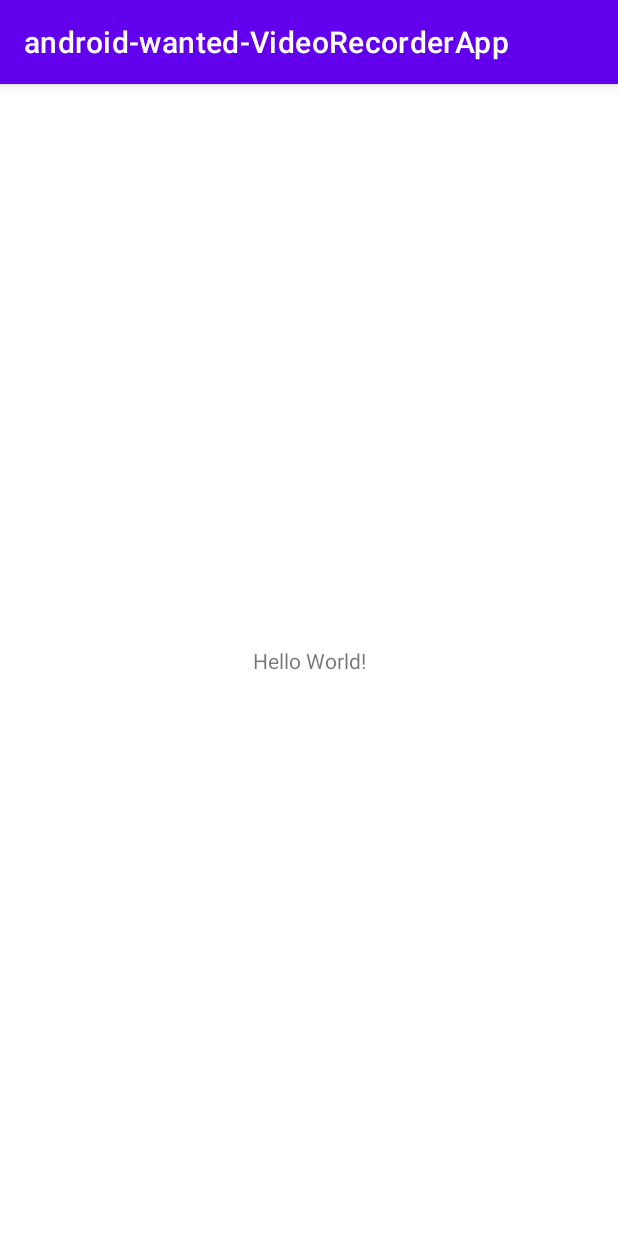
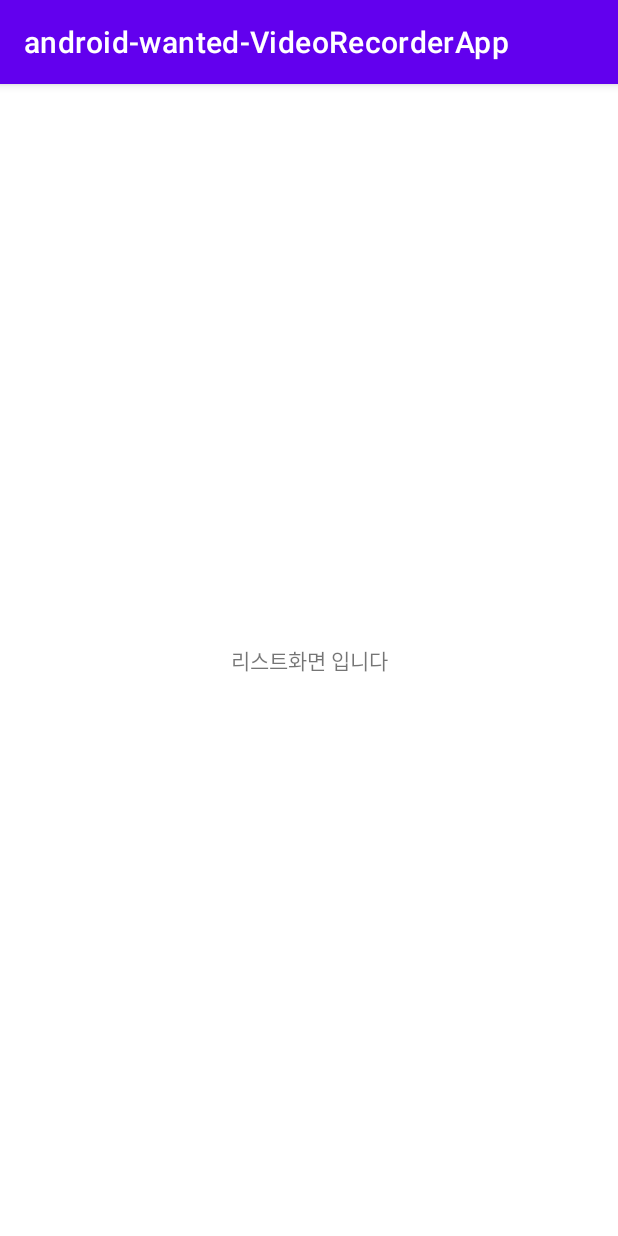
Before and after one commit to KimHance/android-wanted-VideoRecorderApp, an Android app: the screen it shows after launch (MainActivity), on a phone screen of 412 x 824 dp. Run offline under Robolectric (Android 15) with nearby library versions, the light colour scheme and no system bars; our stand-ins replace Dagger/Hilt's generated code, Firebase (no records; nobody signed in at launch, a user with empty details on screens opened directly), data binding.

Commit message:
[FEAT} 네비게이션 적용

```diff
--- a/app/src/main/java/com/preonboarding/videorecorder/const/Const.kt
+++ b/app/src/main/java/com/preonboarding/videorecorder/const/Const.kt
@@ -1 +1,3 @@
 package com.preonboarding.videorecorder.const
+
+const val TMP = "Sample Const Text"
--- a/app/src/main/java/com/preonboarding/videorecorder/domain/model/Video.kt
+++ b/app/src/main/java/com/preonboarding/videorecorder/domain/model/Video.kt
@@ -1,7 +1,9 @@
 package com.preonboarding.videorecorder.domain.model
+
+import java.io.Serializable
 
 // TODO 쓰시는분이 수정
 data class Video(
     val date: String = "",
     val uri: String = ""
-)
+) : Serializable
--- a/app/src/main/java/com/preonboarding/videorecorder/presentation/list/ListFragment.kt
+++ b/app/src/main/java/com/preonboarding/videorecorder/presentation/list/ListFragment.kt
@@ -1,8 +1,15 @@
 package com.preonboarding.videorecorder.presentation.list
 
+import android.os.Bundle
+import android.view.View
 import androidx.fragment.app.activityViewModels
+import androidx.lifecycle.Lifecycle
+import androidx.lifecycle.lifecycleScope
+import androidx.lifecycle.repeatOnLifecycle
+import androidx.navigation.findNavController
 import com.preonboarding.videorecorder.R
 import com.preonboarding.videorecorder.databinding.FragmentListBinding
+import com.preonboarding.videorecorder.domain.model.Video
 import com.preonboarding.videorecorder.presentation.MainViewModel
 import com.preonboarding.videorecorder.presentation.base.BaseFragment
 import dagger.hilt.android.AndroidEntryPoint
@@ -10,4 +17,28 @@
 @AndroidEntryPoint
 class ListFragment : BaseFragment<FragmentListBinding>(R.layout.fragment_list) {
     private val listViewModel: MainViewModel by activityViewModels()
+
+    override fun onViewCreated(view: View, savedInstanceState: Bundle?) {
+        super.onViewCreated(view, savedInstanceState)
+        collectFlow()
+    }
+
+    private fun collectFlow() {
+        viewLifecycleOwner.lifecycleScope.launchWhenStarted {
+            viewLifecycleOwner.repeatOnLifecycle(Lifecycle.State.STARTED) {
+                listViewModel.videoList.collect { videoList ->
+                    // TODO 비디오 리스트 변경시 어댑터 리스트 업데이트 필요
+                }
+            }
+        }
+    }
+
+    // 리스트 아이템 클릭시 플레이로 이동하는 람다
+    private fun doOnClick(video: Video) {
+        val action =
+            ListFragmentDirections.actionListFragmentToPlayFragment(
+                video
+            )
+        requireView().findNavController().navigate(action)
+    }
 }
--- /dev/null
+++ b/app/src/main/res/drawable/ic_arrow_back.xml
@@ -0,0 +1,5 @@
+<vector android:autoMirrored="true" android:height="24dp"
+    android:tint="#000000" android:viewportHeight="24"
+    android:viewportWidth="24" android:width="24dp" xmlns:android="http://schemas.android.com/apk/res/android">
+    <path android:fillColor="@android:color/white" android:pathData="M20,11H7.83l5.59,-5.59L12,4l-8,8 8,8 1.41,-1.41L7.83,13H20v-2z"/>
+</vector>
--- a/app/src/main/res/layout/activity_main.xml
+++ b/app/src/main/res/layout/activity_main.xml
@@ -12,14 +12,22 @@
         android:layout_height="match_parent"
         tools:context=".presentation.MainActivity">
 
-        <TextView
-            android:layout_width="wrap_content"
-            android:layout_height="wrap_content"
-            android:text="Hello World!"
-            app:layout_constraintBottom_toBottomOf="parent"
-            app:layout_constraintEnd_toEndOf="parent"
-            app:layout_constraintStart_toStartOf="parent"
-            app:layout_constraintTop_toTopOf="parent" />
+        <!-- 리스트 화면용 -->
+        <androidx.fragment.app.FragmentContainerView
+            android:id="@+id/video_nav_host"
+            android:name="androidx.navigation.fragment.NavHostFragment"
+            android:layout_width="match_parent"
+            android:layout_height="match_parent"
+            app:defaultNavHost="true"
+            app:navGraph="@navigation/video_navigation" />
+
+
+        <!-- 플레이 화면용 -->
+        <!--<androidx.fragment.app.FragmentContainerView
+            android:id="@+id/video_nav_host"
+            android:name="com.preonboarding.videorecorder.presentation.play.PlayFragment"
+            android:layout_width="match_parent"
+            android:layout_height="match_parent" />-->
 
     </androidx.constraintlayout.widget.ConstraintLayout>
 </layout>
--- a/app/src/main/res/layout/fragment_list.xml
+++ b/app/src/main/res/layout/fragment_list.xml
@@ -1,5 +1,7 @@
 <?xml version="1.0" encoding="utf-8"?>
-<layout xmlns:android="http://schemas.android.com/apk/res/android">
+<layout xmlns:app="http://schemas.android.com/apk/res-auto"
+    xmlns:tools="http://schemas.android.com/tools"
+    xmlns:android="http://schemas.android.com/apk/res/android">
 
     <data>
 
@@ -9,5 +11,14 @@
         android:layout_width="match_parent"
         android:layout_height="match_parent">
 
+        <TextView
+            android:id="@+id/textView"
+            android:layout_width="wrap_content"
+            android:layout_height="wrap_content"
+            android:text="리스트화면 입니다"
+            app:layout_constraintBottom_toBottomOf="parent"
+            app:layout_constraintEnd_toEndOf="parent"
+            app:layout_constraintStart_toStartOf="parent"
+            app:layout_constraintTop_toTopOf="parent" />
     </androidx.constraintlayout.widget.ConstraintLayout>
 </layout>
--- /dev/null
+++ b/app/src/main/res/navigation/video_navigation.xml
@@ -0,0 +1,26 @@
+<?xml version="1.0" encoding="utf-8"?>
+<navigation xmlns:android="http://schemas.android.com/apk/res/android"
+    xmlns:app="http://schemas.android.com/apk/res-auto"
+    xmlns:tools="http://schemas.android.com/tools"
+    android:id="@+id/video_navigation"
+    app:startDestination="@id/listFragment">
+
+    <fragment
+        android:id="@+id/listFragment"
+        android:name="com.preonboarding.videorecorder.presentation.list.ListFragment"
+        android:label="ListFragment"
+        tools:layout="@layout/fragment_list" >
+        <action
+            android:id="@+id/action_listFragment_to_playFragment"
+            app:destination="@id/playFragment" />
+    </fragment>
+    <fragment
+        android:id="@+id/playFragment"
+        android:name="com.preonboarding.videorecorder.presentation.play.PlayFragment"
+        android:label="PlayFragment"
+        tools:layout="@layout/fragment_play" >
+        <argument
+            android:name="video"
+            app:argType="com.preonboarding.videorecorder.domain.model.Video" />
+    </fragment>
+</navigation>
```
Also changed, not shown: app/src/main/java/com/preonboarding/videorecorder/presentation/MainViewModel.kt (+7 -0 lines), app/src/main/java/com/preonboarding/videorecorder/presentation/play/PlayFragment.kt (+41 -1 lines), app/src/main/res/layout/fragment_play.xml (+23 -1 lines).
